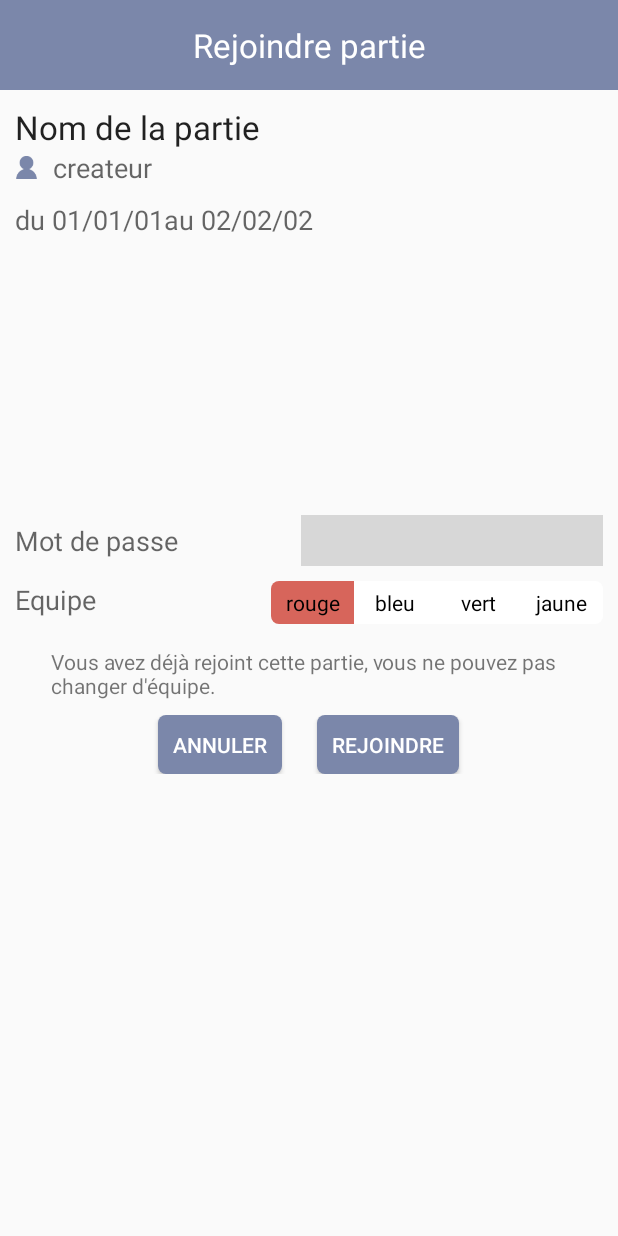
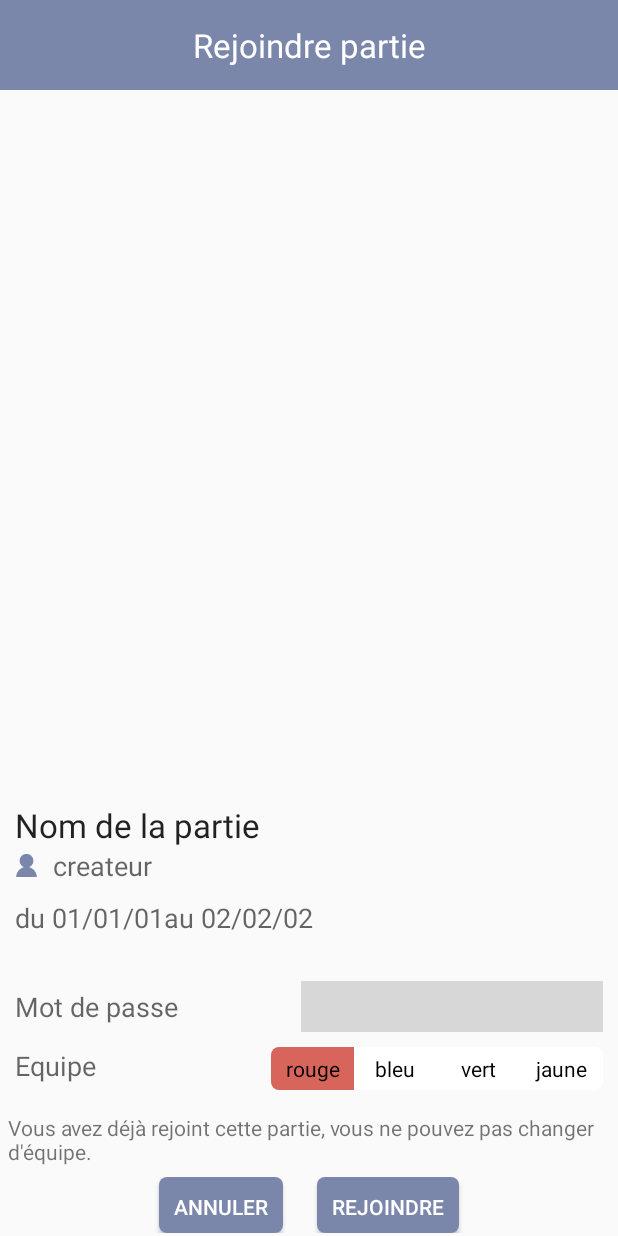
Before and after one commit to CaptureSI28/android, an Android app: the JoinGame screen opened directly, with no data from a screen before it, on a phone screen of 412 x 824 dp. Run offline under Robolectric (Android 15) with nearby library versions, the phone set to English and light mode, and no system bars.

Commit message:
Bug affichage

```diff
--- a/app/src/main/res/layout/activity_joingame.xml
+++ b/app/src/main/res/layout/activity_joingame.xml
@@ -1,7 +1,7 @@
 <?xml version="1.0" encoding="utf-8"?>
 <LinearLayout xmlns:android="http://schemas.android.com/apk/res/android"
     android:orientation="vertical" android:layout_width="match_parent"
-    android:layout_height="wrap_content">
+    android:layout_height="match_parent">
 
 
         <TextView
@@ -16,12 +16,17 @@
             android:background="#ff7b87aa"
             android:textColor="#ffffffff" />
 
+    <RelativeLayout
+        android:layout_width="fill_parent"
+        android:layout_height="match_parent">
+
         <LinearLayout
                 android:orientation="vertical"
                 android:layout_width="fill_parent"
-            android:layout_height="283dp"
+                android:layout_height="wrap_content"
                 android:padding="10dp"
-            android:id="@+id/linearLayout">
+                android:id="@+id/linearLayout"
+            android:layout_above="@+id/bottom">
 
                 <TextView
                     android:layout_width="wrap_content"
@@ -83,6 +88,14 @@
                     android:layout_marginTop="10dp"
                     android:layout_marginBottom="10dp" />
             </LinearLayout>
+
+        <LinearLayout
+            android:orientation="vertical"
+            android:layout_width="fill_parent"
+            android:layout_height="170dp"
+            android:id="@+id/bottom"
+            android:layout_alignParentLeft="false"
+            android:layout_alignParentBottom="true">
 
             <LinearLayout
                     android:orientation="horizontal"
@@ -181,23 +194,22 @@
                 </LinearLayout>
 
             <TextView
-            android:layout_width="344dp"
+                    android:layout_width="match_parent"
                     android:layout_height="wrap_content"
                     android:textAppearance="?android:attr/textAppearanceSmall"
                     android:text="@string/team_checked"
                     android:id="@+id/error_message_team"
                     android:layout_gravity="center_horizontal"
                     android:visibility="visible"
-            android:paddingTop="5dp"
-            android:paddingBottom="10dp" />
+                    android:padding="5dp" />
 
             <LinearLayout
                     android:orientation="horizontal"
                     android:layout_width="fill_parent"
-            android:layout_height="fill_parent"
+                    android:layout_height="match_parent"
                     android:gravity="center"
                     android:weightSum="1"
-            android:layout_marginBottom="5dp">
+                android:padding="2dp">
 
                     <Button
                         style="?android:attr/buttonStyleSmall"
@@ -224,5 +236,7 @@
                         android:minHeight="0dp"
                         android:textColor="#ffffffff" />
                 </LinearLayout>
+        </LinearLayout>
+    </RelativeLayout>
 
 </LinearLayout>
--- a/app/src/main/res/layout/toppersoinfo.xml
+++ b/app/src/main/res/layout/toppersoinfo.xml
@@ -29,7 +29,7 @@
             android:textAppearance="?android:attr/textAppearanceLarge"
             android:text="userpt"
             android:id="@+id/userpt"
-            android:textSize="30sp" />
+            android:textSize="20sp" />
     </LinearLayout>
 
     <LinearLayout
```
Lines whose indentation alone changed are shown as unchanged.
